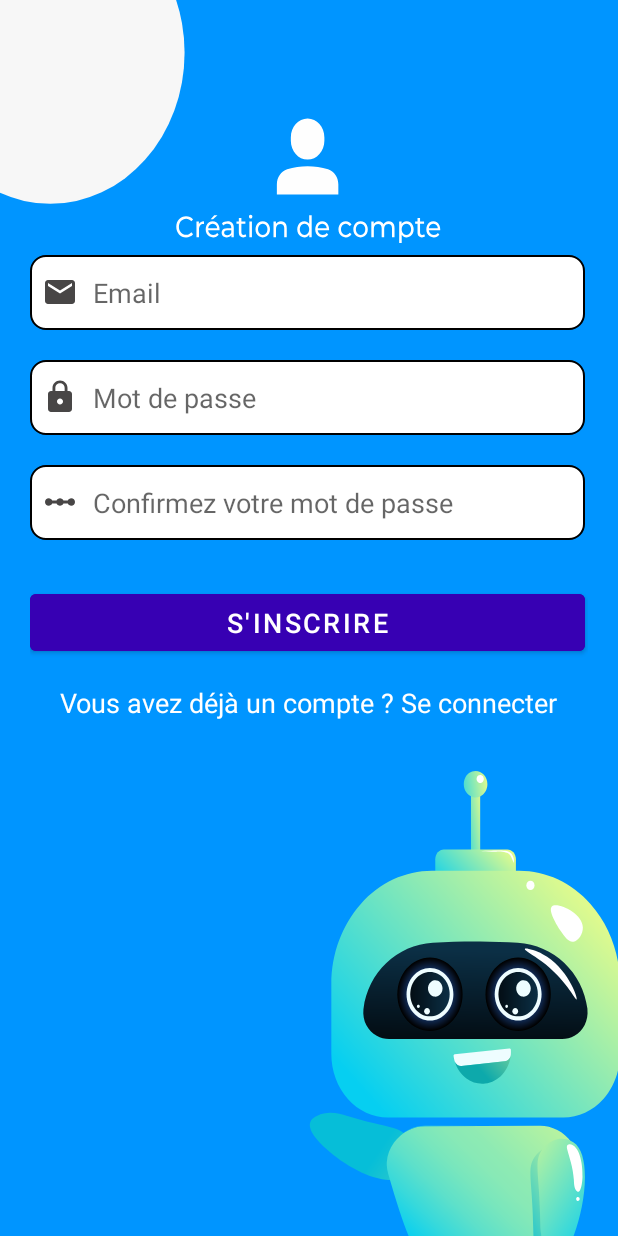
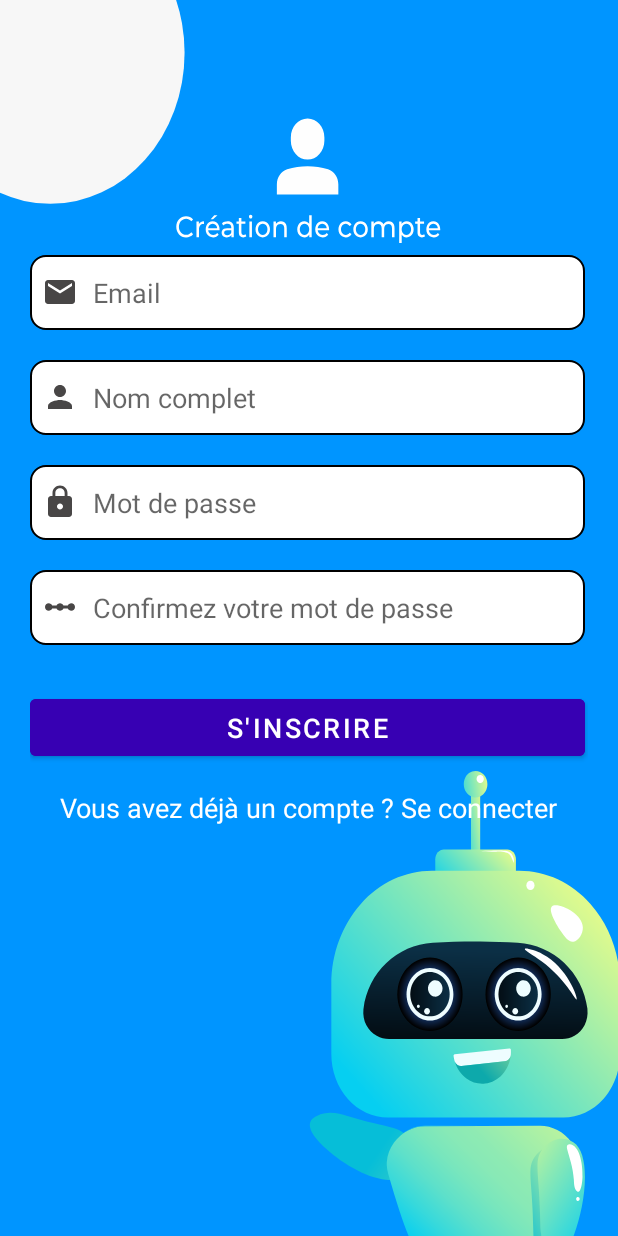
Before and after one commit to Banitongwa7/VFriend, an Android app: the screen it shows after launch (SignUpActivity), after a tap on an icon or button, on a phone screen of 412 x 824 dp. Run offline under Robolectric (Android 15) with nearby library versions, the phone set to English and light mode, and no system bars.

Commit message:
add name in layout and DAO

```diff
--- a/app/src/main/java/com/example/vfriend/MainActivity.java
+++ b/app/src/main/java/com/example/vfriend/MainActivity.java
@@ -52,8 +52,8 @@ public class MainActivity extends AppCompatActivity {
 
         //concat welcome text and email of user
         Intent intent = getIntent();
-        String email = intent.getStringExtra("email");
-        welcomeTextView.setText("Bienvenue " + email + " !");
+        User user = (User) intent.getSerializableExtra("user");
+        welcomeTextView.setText("Bienvenue " + user.getFullname() + " !");
 
         //setup recycler view
         messageAdapter = new MessageAdapter(messageList);
--- a/app/src/main/java/com/example/vfriend/SignInActivity.java
+++ b/app/src/main/java/com/example/vfriend/SignInActivity.java
@@ -7,10 +7,11 @@ import android.widget.TextView;
 import android.widget.Toast;
 import androidx.appcompat.app.AppCompatActivity;
 import android.os.Bundle;
+import com.example.vfriend.dao.UserDAO;
 
 public class SignInActivity extends AppCompatActivity {
 
-    private DatabaseHelper dbHelper;
+    private UserDAO userDAO;
     private EditText edtEmail, edtPassword;
     private TextView tvSignUp;
     private Button btnSignIn;
@@ -28,7 +29,7 @@ public class SignInActivity extends AppCompatActivity {
         btnSignIn = findViewById(R.id.login_button);
         tvSignUp = findViewById(R.id.signup_text);
 
-        dbHelper = new DatabaseHelper(this);
+        userDAO = new UserDAO(SignInActivity.this);
 
         btnSignIn.setOnClickListener(v -> {
             String email = edtEmail.getText().toString();
@@ -42,14 +43,14 @@ public class SignInActivity extends AppCompatActivity {
                 if (!email.matches("[a-zA-Z0-9._-]+@[a-zA-Z0-9.-]+\\.[a-zA-Z]{2,4}")) {
                     Toast.makeText(this, "Email invalide.", Toast.LENGTH_SHORT).show();
                 }else{
-                    if (dbHelper.checkUser(email, password)) {
+                    User user = userDAO.checkUser(email, password);
+                    if (user != null) {
                         Toast.makeText(this, "Vous êtes connecté.", Toast.LENGTH_SHORT).show();
-                        // send email to main activity
                         Intent intent = new Intent(SignInActivity.this, MainActivity.class);
-                        intent.putExtra("email", email);
+                        intent.putExtra("user", user);
                         startActivity(intent);
-                    } else {
-                        Toast.makeText(this, "Email ou mot de passe incorrect.", Toast.LENGTH_SHORT).show();
+                    }else{
+                        Toast.makeText(this, "Email ou mot de passe invalide.", Toast.LENGTH_SHORT).show();
                     }
                 }
             }
--- a/app/src/main/java/com/example/vfriend/SignUpActivity.java
+++ b/app/src/main/java/com/example/vfriend/SignUpActivity.java
@@ -7,13 +7,14 @@ import android.widget.TextView;
 import android.widget.Toast;
 import androidx.appcompat.app.AppCompatActivity;
 import android.os.Bundle;
+import com.example.vfriend.dao.UserDAO;
 
 public class SignUpActivity extends AppCompatActivity {
 
     private Button btnSignUp;
-    private EditText edtEmail, edtPassword, confirmPassword;
+    private EditText edtEmail, edtPassword, confirmPassword, edtFullname;
     private TextView tvSignIn;
-    private DatabaseHelper dbHelper;
+    private UserDAO userDAO;
 
     @Override
     protected void onCreate(Bundle savedInstanceState) {
@@ -27,24 +28,27 @@ public class SignUpActivity extends AppCompatActivity {
         edtEmail = findViewById(R.id.signup_email);
         edtPassword = findViewById(R.id.signup_password);
         confirmPassword = findViewById(R.id.signup_comfirm);
+        edtFullname = findViewById(R.id.fullname);
         tvSignIn = findViewById(R.id.signin_text);
 
-        dbHelper = new DatabaseHelper(this);
+        userDAO = new UserDAO(SignUpActivity.this);
 
         btnSignUp.setOnClickListener(v -> {
             String email = edtEmail.getText().toString();
             String password = edtPassword.getText().toString();
             String cfmPassword = confirmPassword.getText().toString();
+            String fullname = edtFullname.getText().toString();
 
-            if (email.isEmpty() || password.isEmpty() || cfmPassword.isEmpty()) {
+            if (email.isEmpty() || password.isEmpty() || cfmPassword.isEmpty() || fullname.isEmpty()) {
                 Toast.makeText(this, "Veuillez remplir tous les champs.", Toast.LENGTH_SHORT).show();
             }else {
                 if (password.equals(cfmPassword)) {
                     // chech if email exist
-                    if (dbHelper.checkEmail(email)) {
+                    if (userDAO.checkEmail(email)) {
                         Toast.makeText(this, "Cet email existe déjà. Connectez-vous !", Toast.LENGTH_SHORT).show();
                     } else {
-                        if(dbHelper.insertUser(email, password)) {
+                        User user = new User(email, password, fullname);
+                        if(userDAO.insertUser(user)) {
                             Toast.makeText(this, "Vous êtes inscrit.", Toast.LENGTH_SHORT).show();
                             Intent intent = new Intent(SignUpActivity.this, SignInActivity.class);
                             startActivity(intent); // go to sign in activity
--- /dev/null
+++ b/app/src/main/res/drawable/baseline_person_24.xml
@@ -0,0 +1,5 @@
+<vector android:height="24dp" android:tint="#484646"
+    android:viewportHeight="24" android:viewportWidth="24"
+    android:width="24dp" xmlns:android="http://schemas.android.com/apk/res/android">
+    <path android:fillColor="@android:color/white" android:pathData="M12,12c2.21,0 4,-1.79 4,-4s-1.79,-4 -4,-4 -4,1.79 -4,4 1.79,4 4,4zM12,14c-2.67,0 -8,1.34 -8,4v2h16v-2c0,-2.66 -5.33,-4 -8,-4z"/>
+</vector>
--- a/app/src/main/res/layout/activity_sign_up.xml
+++ b/app/src/main/res/layout/activity_sign_up.xml
@@ -29,7 +29,20 @@
                     android:hint="@string/email"
                     android:layout_marginTop="30dp"
                     android:padding="8dp"
+                    android:inputType="textEmailAddress"
                     android:drawableStart="@drawable/baseline_email_24"
+                    android:drawablePadding="10dp"/>
+
+            <EditText
+                    android:layout_width="370dp"
+                    android:layout_height="50dp"
+                    android:id="@+id/fullname"
+                    android:background="@drawable/rounded_corner"
+                    android:hint="@string/nom_complet"
+                    android:layout_marginTop="20dp"
+                    android:inputType="text"
+                    android:padding="8dp"
+                    android:drawableStart="@drawable/baseline_person_24"
                     android:drawablePadding="10dp"/>
 
             <EditText
--- a/app/src/main/res/values/strings.xml
+++ b/app/src/main/res/values/strings.xml
@@ -17,4 +17,5 @@
     <string name="vous_avez_d_j_un_compte_se_connecter">Vous avez déjà un compte ? Se connecter</string>
     <string name="se_connecter">Se connecter</string>
     <string name="vous_n_avez_pas_de_compte_s_inscrire">Vous n\'avez pas de compte ? S\'inscrire</string>
+    <string name="nom_complet">Nom complet</string>
 </resources>
```
Also changed, not shown: app/src/main/java/com/example/vfriend/DatabaseHelper.java (+1 -41 lines), app/src/main/java/com/example/vfriend/User.java (+11 -1 lines), app/src/main/java/com/example/vfriend/dao/UserDAO.java (+50 -0 lines).
